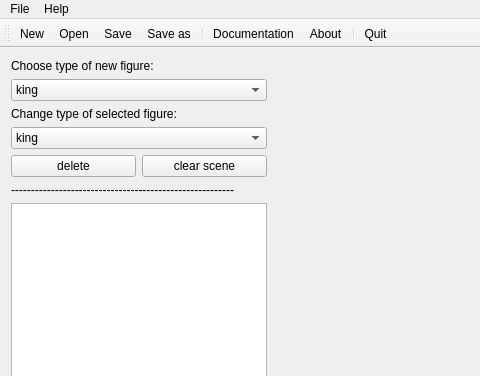
Above: mainwindow.ui from TheBestTvarynka/CourseWork before the change; both pictures show x 0 to 480 and y 0 to 376 of the 1069 by 630 pixel window. Below: the same form after it.
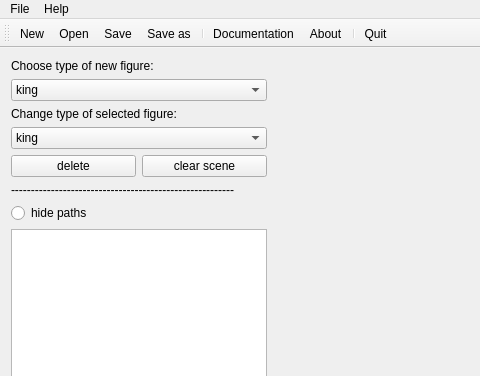
That is the form after the change. Icons and pictures are not drawn. Custom widgets are drawn as their Qt base class.

Commit message: Check pray of each figure. But view of path to king's pray is bad.

The edit to the form file:
```diff
--- a/mainwindow.ui
+++ b/mainwindow.ui
@@ -118,6 +118,13 @@
         </property>
        </widget>
       </item>
+      <item>
+       <widget class="QRadioButton" name="hide_paths">
+        <property name="text">
+         <string>hide paths</string>
+        </property>
+       </widget>
+      </item>
       <item>
        <widget class="QListView" name="list">
         <property name="sizePolicy">
```
The commit also changes 4 other files.
